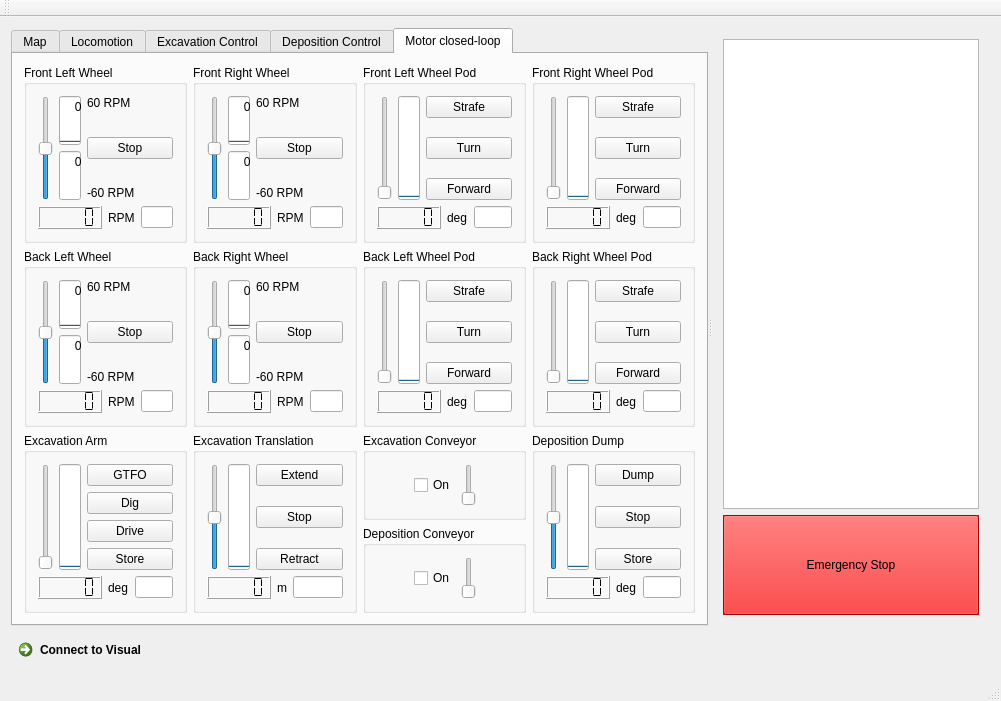
Before: the Qt Designer form client/mainwindow.ui in CWRUbotix/NASA-RMC-2017, drawn with Qt 5.
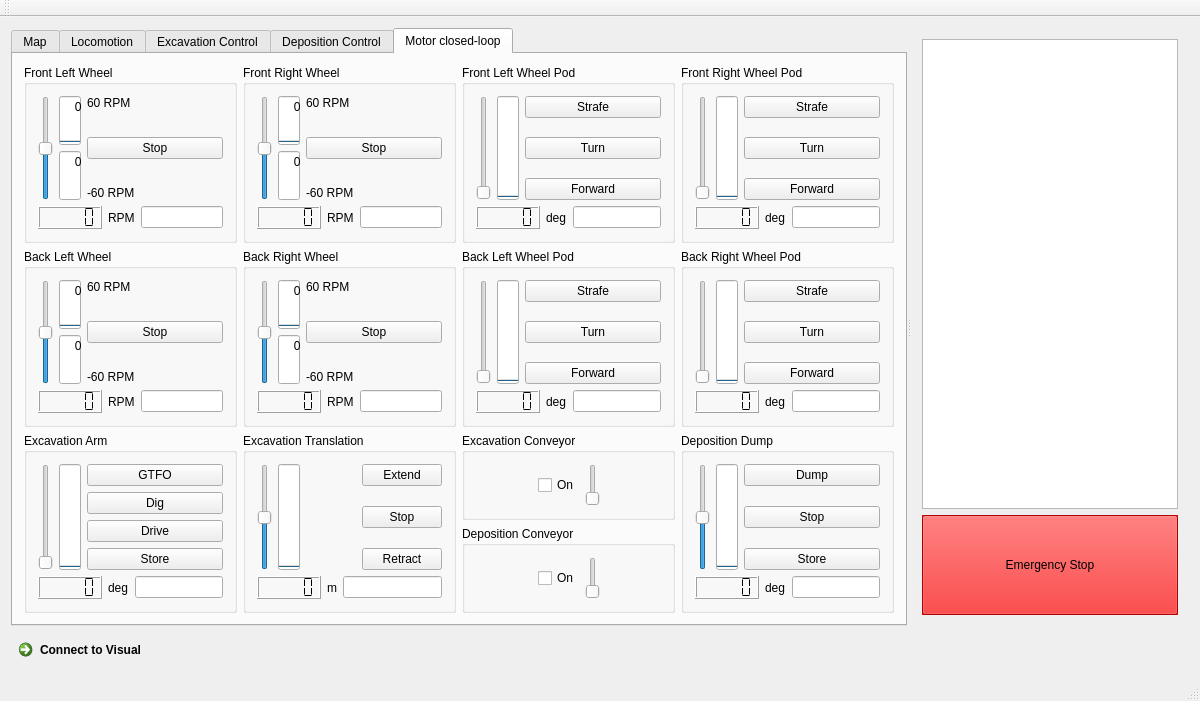
After: the same form once the commit is applied. Custom widgets are drawn as their Qt base class.

Patch:
```diff
--- a/client/mainwindow.ui
+++ b/client/mainwindow.ui
@@ -6,7 +6,7 @@
    <rect>
     <x>0</x>
     <y>0</y>
-    <width>1001</width>
+    <width>1200</width>
     <height>701</height>
    </rect>
   </property>
@@ -2230,6 +2230,52 @@
                 </property>
                </widget>
               </item>
+              <item>
+               <layout class="QVBoxLayout" name="verticalLayout_7">
+                <item>
+                 <widget class="LedIndicator" name="ledIndicator_ExcavationTranslationExtendLeft" native="true"/>
+                </item>
+                <item>
+                 <spacer name="verticalSpacer_5">
+                  <property name="orientation">
+                   <enum>Qt::Vertical</enum>
+                  </property>
+                  <property name="sizeHint" stdset="0">
+                   <size>
+                    <width>20</width>
+                    <height>40</height>
+                   </size>
+                  </property>
+                 </spacer>
+                </item>
+                <item>
+                 <widget class="LedIndicator" name="ledIndicator_ExcavationTranslationRetractLeft" native="true"/>
+                </item>
+               </layout>
+              </item>
+              <item>
+               <layout class="QVBoxLayout" name="verticalLayout_8">
+                <item>
+                 <widget class="LedIndicator" name="ledIndicator_ExcavationTranslationExtendRight" native="true"/>
+                </item>
+                <item>
+                 <spacer name="verticalSpacer_6">
+                  <property name="orientation">
+                   <enum>Qt::Vertical</enum>
+                  </property>
+                  <property name="sizeHint" stdset="0">
+                   <size>
+                    <width>20</width>
+                    <height>40</height>
+                   </size>
+                  </property>
+                 </spacer>
+                </item>
+                <item>
+                 <widget class="LedIndicator" name="ledIndicator_ExcavationTranslationRetractRight" native="true"/>
+                </item>
+               </layout>
+              </item>
               <item>
                <layout class="QVBoxLayout" name="verticalLayout_36">
                 <item>
@@ -3221,6 +3267,12 @@
    <extends>QLineEdit</extends>
    <header>intedit.h</header>
   </customwidget>
+  <customwidget>
+   <class>LedIndicator</class>
+   <extends>QWidget</extends>
+   <header>ledindicator.h</header>
+   <container>1</container>
+  </customwidget>
  </customwidgets>
  <resources/>
  <connections/>
```
Left out of the diff: 2 changed lines with no effect on the pictures.
